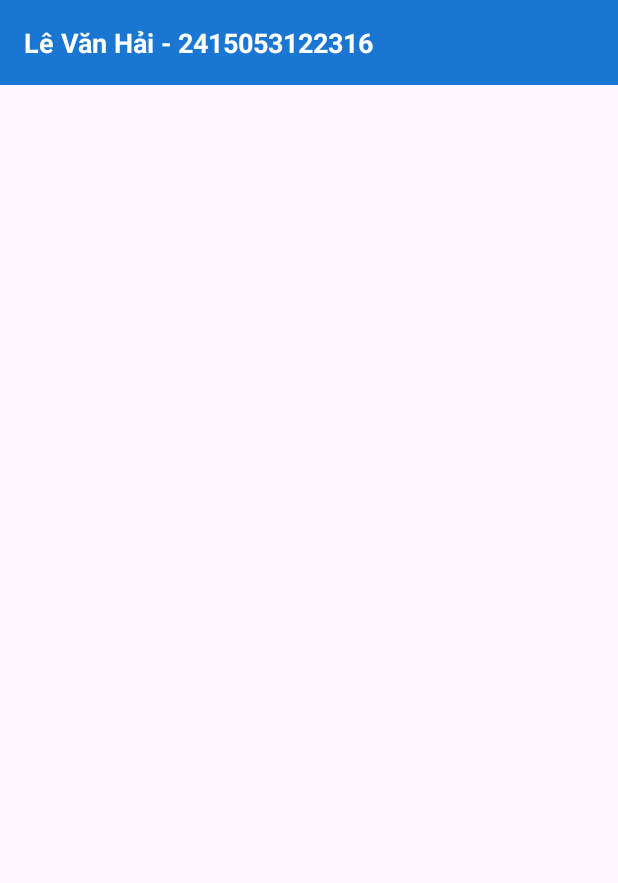
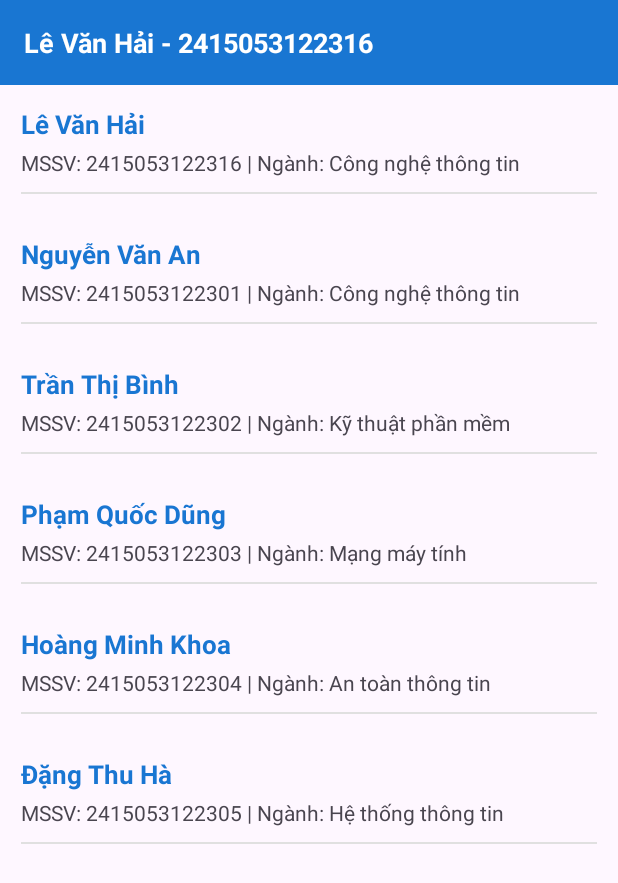
Before and after one commit to levanhai29072005-collab/RecyclerView_LVH, an Android app: the screen it shows after launch (MainActivity), on a phone screen of 412 x 824 dp. Shown: the top 883 px of the screen. Run offline under Robolectric (Android 15) with nearby library versions, the phone set to English and light mode, and no system bars.

Commit message:
Hien thi danh sach sinh vien len RecyclerView tai MainActivity

```diff
--- a/app/src/main/java/vn/edu/ute/recyclerviewdemo/MainActivity.kt
+++ b/app/src/main/java/vn/edu/ute/recyclerviewdemo/MainActivity.kt
@@ -1,20 +1,29 @@
 package vn.edu.ute.recyclerviewdemo
 
 import android.os.Bundle
-import androidx.activity.enableEdgeToEdge
 import androidx.appcompat.app.AppCompatActivity
-import androidx.core.view.ViewCompat
-import androidx.core.view.WindowInsetsCompat
+import androidx.recyclerview.widget.LinearLayoutManager
+import androidx.recyclerview.widget.RecyclerView
+import vn.edu.ute.recyclerviewdemo.adapter.StudentAdapter
+import vn.edu.ute.recyclerviewdemo.model.Student
 
 class MainActivity : AppCompatActivity() {
     override fun onCreate(savedInstanceState: Bundle?) {
         super.onCreate(savedInstanceState)
-        enableEdgeToEdge()
         setContentView(R.layout.activity_main)
-        ViewCompat.setOnApplyWindowInsetsListener(findViewById(R.id.main)) { v, insets ->
-            val systemBars = insets.getInsets(WindowInsetsCompat.Type.systemBars())
-            v.setPadding(systemBars.left, systemBars.top, systemBars.right, systemBars.bottom)
-            insets
-        }
+
+        val rvStudents = findViewById<RecyclerView>(R.id.rvStudents)
+
+        val dsSinhVien = listOf(
+            Student("2415053122316", "Lê Văn Hải", "Công nghệ thông tin"),
+            Student("2415053122301", "Nguyễn Văn An", "Công nghệ thông tin"),
+            Student("2415053122302", "Trần Thị Bình", "Kỹ thuật phần mềm"),
+            Student("2415053122303", "Phạm Quốc Dũng", "Mạng máy tính"),
+            Student("2415053122304", "Hoàng Minh Khoa", "An toàn thông tin"),
+            Student("2415053122305", "Đặng Thu Hà", "Hệ thống thông tin")
+        )
+
+        rvStudents.layoutManager = LinearLayoutManager(this)
+        rvStudents.adapter = StudentAdapter(dsSinhVien)
     }
 }
```
